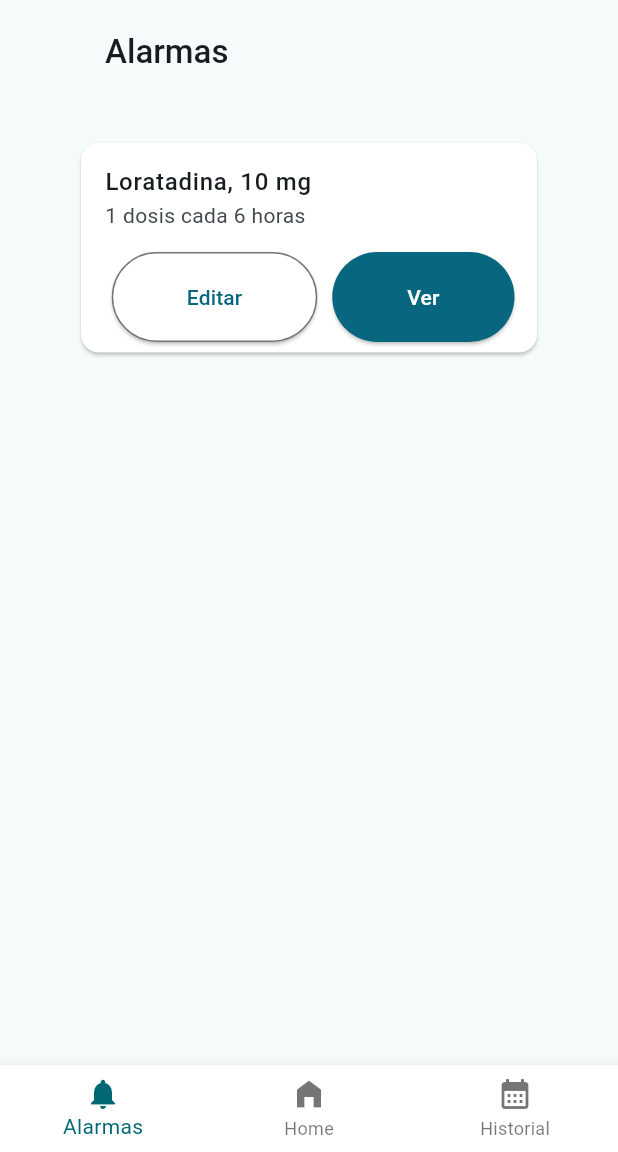
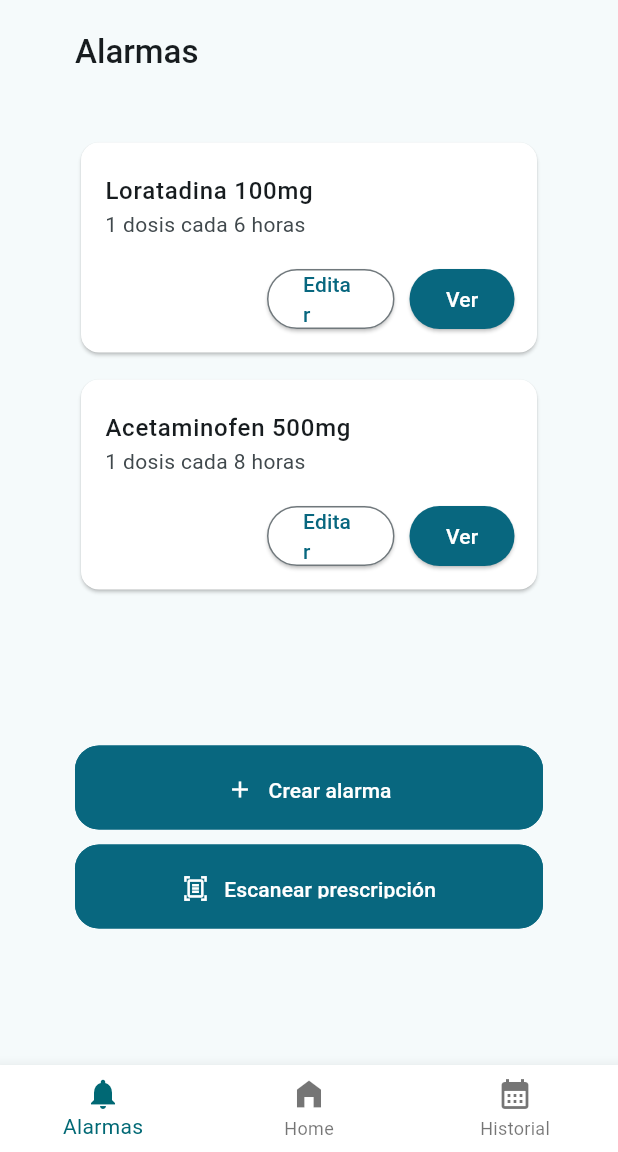
Before and after one commit to nfortiz/ux-mejoramiento-misow-mobile, a Flutter app: the MyHomePage screen opened by its route, after a tap on "Editar", on a phone screen of 412 x 824 dp, the part 84-1236 px from its top. Run offline on Flutter 3.47's test engine with Material 3 defaults, Android fonts, the phone set to English and light mode, and no system bars.

Commit message:
agregar alarma page. terminada pagina alarmas

```diff
--- /dev/null
+++ b/parentcheck/parentcheck/lib/components/button_with_icon.dart
@@ -0,0 +1,48 @@
+import 'package:flutter/material.dart';
+
+
+class ButtonWithIcon extends StatelessWidget {
+
+  final String text;
+  final IconData icon;
+  final Color color;
+  final VoidCallback onPressed;
+
+  const ButtonWithIcon({
+    super.key,
+    required this.text,
+    required this.icon,
+    required this.color,
+    required this.onPressed,
+  });
+
+  @override
+  Widget build(BuildContext context) {
+    return Container(
+      height: 56,
+      width: double.infinity,
+      child: OutlinedButton(
+        style: OutlinedButton.styleFrom(
+
+          padding: const EdgeInsets.symmetric(horizontal: 50, vertical: 20),
+          shape: RoundedRectangleBorder(
+            borderRadius: BorderRadius.circular(16), // <-- Radius
+          ),
+          backgroundColor: Theme.of(context).primaryColorDark,
+          side: BorderSide(
+            color: Theme.of(context).primaryColorDark,
+          ),
+        ),
+        onPressed: onPressed,
+        child: Row(
+          mainAxisAlignment: MainAxisAlignment.center,
+          children: <Widget>[
+            Icon(icon, color: Colors.white),
+            const SizedBox(width: 10),
+            Text(text, style: TextStyle(color: Colors.white, fontSize: 14, fontWeight: FontWeight.w500)),
+          ],
+        ),
+      ),
+    );
+  }
+}
--- /dev/null
+++ b/parentcheck/parentcheck/lib/components/card_alarm.dart
@@ -0,0 +1,71 @@
+import 'package:flutter/material.dart';
+
+class CardAlarm extends StatelessWidget {
+
+  final String title;
+  final String subtitle;
+
+  const CardAlarm({super.key, required this.title, required this.subtitle});
+
+  @override
+  Widget build(BuildContext context) {
+    return SizedBox(
+      height: 148,
+      child: Card(
+      color: Colors.white,
+      child: Column(
+        mainAxisAlignment: MainAxisAlignment.spaceBetween,
+        children: [
+          const SizedBox(height: 1),
+          ListTile(
+            title: Text(title, style: TextStyle(fontSize: 16, color: Color(0xff171C1F), fontWeight: FontWeight.w500),),
+            subtitle: Text(subtitle, style: TextStyle(fontSize: 14, color: Color(0xff40484C)),),
+          ),
+          Row(
+            mainAxisAlignment: MainAxisAlignment.end,
+            children: [
+              SizedBox(
+                width: 85,
+                height: 40,
+                child: ElevatedButton(
+                  style: ElevatedButton.styleFrom(
+                    //padding: EdgeInsets.symmetric(horizontal: 50, vertical: 20),
+                    shape: RoundedRectangleBorder(
+                      side: BorderSide(
+                        color: Color(0xff70787C),
+                      ),
+                      borderRadius: BorderRadius.circular(100), // <-- Radius
+                    ),
+                    backgroundColor: Colors.white,
+                  ),
+                  onPressed: () {},
+                  child: Text('Editar', style: TextStyle(color: Theme.of(context).primaryColorDark)),
+                ),
+              ),
+
+              const SizedBox(width: 10),
+              SizedBox(
+                height: 40,
+                width: 70,
+                child: ElevatedButton(
+                  style: ElevatedButton.styleFrom(
+                  shape: RoundedRectangleBorder(
+                    borderRadius: BorderRadius.circular(100), // <-- Radius
+                  ),
+                  backgroundColor: Theme.of(context).primaryColorDark,
+                    ),
+                  onPressed: () {},
+                  child:
+                    const Text('Ver', style: TextStyle(color: Colors.white)),
+                ),
+              ),
+              const SizedBox(width: 15),
+            ],
+          ),
+          const SizedBox(height: 10),
+        ],
+      ),
+    ),
+    );
+    }
+}
--- a/parentcheck/parentcheck/lib/components/historial_preview.dart
+++ b/parentcheck/parentcheck/lib/components/historial_preview.dart
@@ -1,7 +1,15 @@
 import 'package:flutter/material.dart';
 
 class HistorialPreview extends StatelessWidget {
-  const HistorialPreview({super.key});
+
+  final GestureTapCallback onPressed;
+
+  const HistorialPreview({super.key, this.onPressed = defaultOnPressed});
+
+  static void defaultOnPressed() {
+    // Default action when no function is provided
+    print("HistorialPreview button pressed");
+  }
 
   @override
   Widget build(BuildContext context) {
@@ -28,13 +36,13 @@ class HistorialPreview extends StatelessWidget {
           child: Row(
           mainAxisAlignment: MainAxisAlignment.spaceEvenly,
           children: [
-            MyDateChip(day: '12', month: 'Ene'),
-            MyDateChip(day: '13', month: 'Ene'),
-            MyDateChip(day: '14', month: 'Ene'),
-            MyDateChip(day: '15', month: 'Ene'),
-            MyDateChip(day: '16', month: 'Ene'),
-            MyDateChip(day: '17', month: 'Ene'),
-            MyDateChip(day: '18', month: 'Ene'),
+            MyDateChip(day: '12', month: 'Ene', onPressed: onPressed,),
+            MyDateChip(day: '13', month: 'Ene',  onPressed: onPressed),
+            MyDateChip(day: '14', month: 'Ene',  onPressed: onPressed),
+            MyDateChip(day: '15', month: 'Ene', isSelected: true,),
+            MyDateChip(day: '16', month: 'Ene',  onPressed: onPressed),
+            MyDateChip(day: '17', month: 'Ene', onPressed: onPressed),
+            MyDateChip(day: '18', month: 'Ene',  onPressed: onPressed),
             ],
           ),
         ),
@@ -55,17 +63,26 @@ class HistorialPreview extends StatelessWidget {
 
 class  MyDateChip extends StatelessWidget {
 
-  const MyDateChip({super.key, required this.day, required this.month});
-
   final String day;
   final String month;
+  final bool isSelected;
+  final GestureTapCallback onPressed;
+
+  const MyDateChip({super.key, required this.day, required this.month, this.isSelected = false, this.onPressed = defaultOnPressed});
+
+  static void defaultOnPressed() {
+    // Default action when no function is provided
+    print("MyDateChip button pressed");
+  }
 
   @override
   Widget build(BuildContext context) {
-    return Container(
+    return GestureDetector(
+      onTap: onPressed,
+      child: Container(
         decoration: BoxDecoration(
-        color: Color(0xffF0F4F7),
-        border: Border.all(color: Color(0xffDEE3E6)),
+          color: isSelected ? Theme.of(context).primaryColorDark : Color(0xffF0F4F7),
+          border: Border.all(color: isSelected ? Theme.of(context).primaryColorDark : Color(0xffDEE3E6)),
           borderRadius: BorderRadius.circular(10),
           boxShadow: [
             BoxShadow(
@@ -81,9 +98,23 @@ class  MyDateChip extends StatelessWidget {
         child: Column(
           mainAxisAlignment: MainAxisAlignment.center,
           children: [
-          Text(day, style: TextStyle(fontSize: 14, fontWeight: FontWeight.bold, color: Theme.of(context).primaryColorDark)),
-          Text(month, style: TextStyle(fontSize: 14, fontWeight: FontWeight.normal, color: Theme.of(context).primaryColorDark)),
+            Text(day,
+              style: TextStyle(
+                fontSize: 14,
+                fontWeight: FontWeight.bold,
+                color: isSelected ? Colors.white : Theme.of(context).primaryColorDark
+              )
+            ),
+            Text(
+              month,
+              style: TextStyle(
+                fontSize: 14,
+                fontWeight: FontWeight.normal,
+                color: isSelected ? Colors.white : Theme.of(context).primaryColorDark
+              )
+            ),
           ],
+        ),
       ),
     );
   }
--- a/parentcheck/parentcheck/lib/main.dart
+++ b/parentcheck/parentcheck/lib/main.dart
@@ -1,4 +1,5 @@
 import 'package:flutter/material.dart';
+import 'package:parentcheck/pages/add_alarm.dart';
 import 'package:parentcheck/pages/login.dart';
 import 'package:parentcheck/pages/my_home.dart';
 
@@ -31,6 +32,7 @@
       routes: {
         // '/': (context) => const LoginPage(),
         '/home': (context) => const MyHomePage(title: 'ParentCheck'),
+        '/add-alarm': (context) => const AddAlarmPage(),
       },
       home: const LoginPage(),
     );
--- a/parentcheck/parentcheck/lib/pages/my_home.dart
+++ b/parentcheck/parentcheck/lib/pages/my_home.dart
@@ -1,5 +1,7 @@
 
 import 'package:flutter/material.dart';
+import 'package:parentcheck/components/button_with_icon.dart';
+import 'package:parentcheck/components/card_alarm.dart';
 import 'package:parentcheck/components/card_historial_home.dart';
 import 'package:parentcheck/components/card_home.dart';
 import 'package:parentcheck/components/card_next_dosis.dart';
@@ -16,11 +18,13 @@ class MyHomePage extends StatefulWidget {
 }
 
 class _MyHomePageState extends State<MyHomePage> {
-  int _currentIndex = 0;
+  int _currentIndex = 1;
 
   final List<Widget> _screens = [
     AlarmContent(),
-    HomeContent(),
+    HomeContent(onPressed: () {
+
+    },),
     HistorialContent(),
   ];
 
@@ -62,7 +66,6 @@ class _MyHomePageState extends State<MyHomePage> {
 
 class AlarmContent extends StatelessWidget {
 
-
   const AlarmContent({super.key});
 
   @override
@@ -71,7 +74,7 @@ class AlarmContent extends StatelessWidget {
       children: <Widget>[
         Container(
           height: 71,
-          margin: EdgeInsets.symmetric(horizontal: 70, vertical: 10),
+          margin: EdgeInsets.symmetric(horizontal: 50, vertical: 10),
           padding: EdgeInsets.symmetric(vertical: 10),
           child: Text(
             'Alarmas',
@@ -79,85 +82,57 @@ class AlarmContent extends StatelessWidget {
           ),
         ),
         Container(
-          height: 148,
-          width: 344,
           margin: EdgeInsets.symmetric(horizontal: 50),
-          child: CardAlarm(title: 'Loratadina 100mg', subtitle: '1 dosis cada 6 horas'),
+          child:         Column(
+            children: <Widget>[
+              CardAlarm(
+                title: 'Loratadina 100mg',
+                subtitle: '1 dosis cada 6 horas',
+              ),
+              const SizedBox(height: 10),
+              CardAlarm(
+                title: 'Acetaminofen 500mg',
+                subtitle: '1 dosis cada 8 horas',
+              ),
+              const SizedBox(height: 100),
+              ButtonWithIcon(
+                  text: 'Crear alarma',
+                  icon: Icons.add,
+                  color: Theme.of(context).primaryColorDark,
+                  onPressed: () {
+                    Navigator.pushNamed(context, '/add-alarm');
+                  },
+              ),
+              const SizedBox(height: 10),
+              ButtonWithIcon(
+                  text: 'Escanear prescripción',
+                  icon: Icons.document_scanner_outlined,
+                  color: Theme.of(context).primaryColorDark,
+                  onPressed: () {},
+              ),
+            ],
+          ),
         )
-
       ],
     );
   }
 }
 
+class HomeContent extends StatelessWidget {
 
-class CardAlarm extends StatelessWidget {
+  final GestureTapCallback onPressed;
 
-  final String title;
-  final String subtitle;
+  const HomeContent({super.key, this.onPressed = defaultOnPressed});
 
-  const CardAlarm({super.key, required this.title, required this.subtitle});
-
-  @override
-  Widget build(BuildContext context) {
-    return Card(
-      color: Colors.white,
-      child: Column(
-        mainAxisAlignment: MainAxisAlignment.spaceBetween,
-        children: [
-          const SizedBox(height: 1),
-          ListTile(
-            title: Text('Loratadina, 10 mg', style: TextStyle(fontSize: 16, color: Color(0xff171C1F), fontWeight: FontWeight.w500),),
-            subtitle: Text('1 dosis cada 6 horas', style: TextStyle(fontSize: 14, color: Color(0xff40484C)),),
-          ),
-          Row(
-            mainAxisAlignment: MainAxisAlignment.end,
-            children: [
-              ElevatedButton(
-                style: ElevatedButton.styleFrom(
-                  padding: EdgeInsets.symmetric(horizontal: 50, vertical: 20),
-                  shape: RoundedRectangleBorder(
-                    side: BorderSide(
-                      color: Color(0xff70787C),
-                    ),
-                    borderRadius: BorderRadius.circular(100), // <-- Radius
-                  ),
-                  backgroundColor: Colors.white,
-                ),
-                onPressed: () {},
-                child: Text('Editar', style: TextStyle(color: Theme.of(context).primaryColorDark)),
-              ),
-              const SizedBox(width: 10),
-              ElevatedButton(
-                style: ElevatedButton.styleFrom(
-                padding: EdgeInsets.symmetric(horizontal: 50, vertical: 20),
-                shape: RoundedRectangleBorder(
-                  borderRadius: BorderRadius.circular(100), // <-- Radius
-                ),
-                backgroundColor: Theme.of(context).primaryColorDark,
-                  ),
-                onPressed: () {},
-                child:
-                  const Text('Ver', style: TextStyle(color: Colors.white)),
-              ),
-              const SizedBox(width: 15),
-            ],
-          ),
-          const SizedBox(height: 10),
-        ],
-      ),
-    );
+  static void defaultOnPressed() {
+    // Default action when no onPressed is provided
   }
-}
-
-class HomeContent extends StatelessWidget {
-  const HomeContent({super.key});
 
   @override
   Widget build(BuildContext context) {
     return ListView(
       children: <Widget>[
-        HistorialPreview(),
+        HistorialPreview(onPressed: onPressed,),
         Container(
           margin: EdgeInsets.symmetric(horizontal: 70),
           padding: EdgeInsets.symmetric(vertical: 10),
@@ -179,6 +154,7 @@ class HomeContent extends StatelessWidget {
         CardHome(title: 'Dependientes', subtitle: 'Ver dependientes', imagePath: 'card_home_bg.png'),
         const SizedBox(height: 5),
         CardHome(title: 'Medicamentos', subtitle: 'Ver medicamentos', imagePath: 'medical_care.png',),
+
       ],
     );
   }
```
Also changed, not shown: parentcheck/parentcheck/lib/pages/add_alarm.dart (added, +38 -0 lines). Lines whose indentation alone changed are shown as unchanged.
